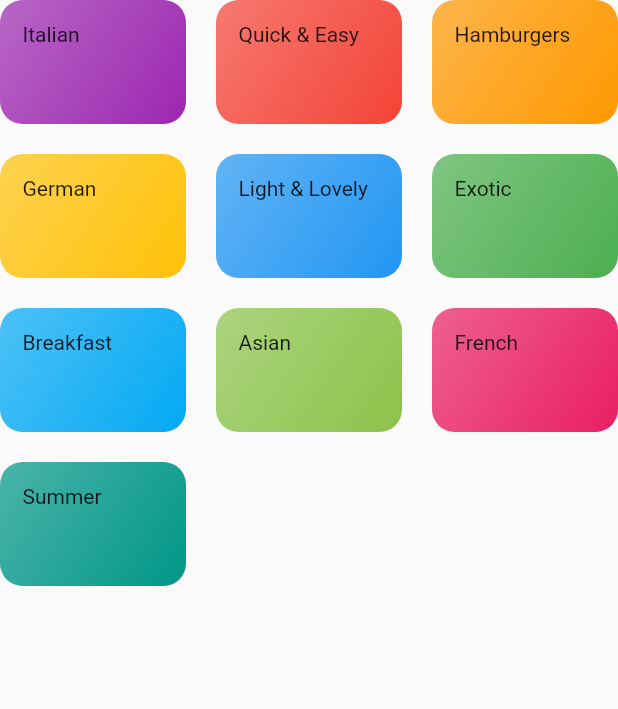
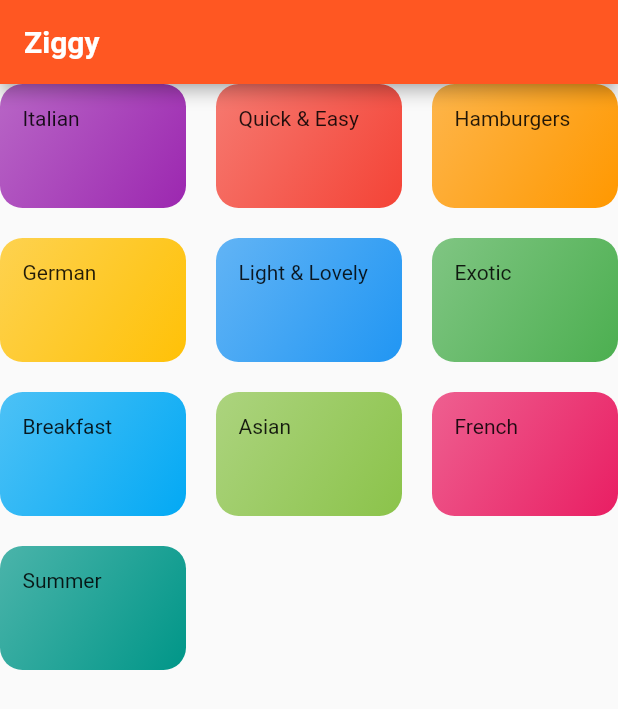
Before and after one commit to TRohit20/Flutter-Playground, a Flutter app: the CategoriesScreen screen opened directly, on a phone screen of 412 x 824 dp. Shown: the top 709 px of the screen. Run offline on Flutter 3.47's test engine with Material 2 defaults, Android fonts, the light colour scheme and no system bars; our stand-ins replace firebase_auth, firebase_core; missing offline and left inert: dart:ffi; accounts and stored records are empty.

Commit message:
Registering a Screen as Main Screen or other Options

```diff
--- a/ziggy_a_recipes_app/lib/categories_screen.dart
+++ b/ziggy_a_recipes_app/lib/categories_screen.dart
@@ -5,7 +5,13 @@ import 'package:ziggy_a_recipes_app/dummy_data.dart';
 class CategoriesScreen extends StatelessWidget {
   @override
   Widget build(BuildContext context) {
-    return GridView(
+    return Scaffold(
+      appBar: AppBar(
+          title: const Text(
+        'Ziggy',
+        style: TextStyle(fontWeight: FontWeight.bold),
+      )),
+      body: GridView(
           gridDelegate: const SliverGridDelegateWithMaxCrossAxisExtent(
               maxCrossAxisExtent: 150,
               childAspectRatio: 3 / 2,
@@ -14,6 +20,7 @@ class CategoriesScreen extends StatelessWidget {
           children: dummyCategories
               .map((categoryData) =>
                   CategoryItem(categoryData.title, categoryData.color))
-            .toList());
+              .toList()),
+    );
   }
 }
--- a/ziggy_a_recipes_app/lib/main.dart
+++ b/ziggy_a_recipes_app/lib/main.dart
@@ -1,4 +1,5 @@
 import 'package:flutter/material.dart';
+import 'package:ziggy_a_recipes_app/categories_screen.dart';
 
 void main() => runApp(MyApp());
 
@@ -8,7 +9,7 @@ class MyApp extends StatelessWidget {
     return MaterialApp(
       title: 'Ziggy Recipes',
       theme: ThemeData(primarySwatch: Colors.deepOrange),
-      home: MyHomePage(),
+      home: CategoriesScreen(),
     );
   }
 }
```
Also changed, not shown: 1 other file. Lines whose indentation alone changed are shown as unchanged.
